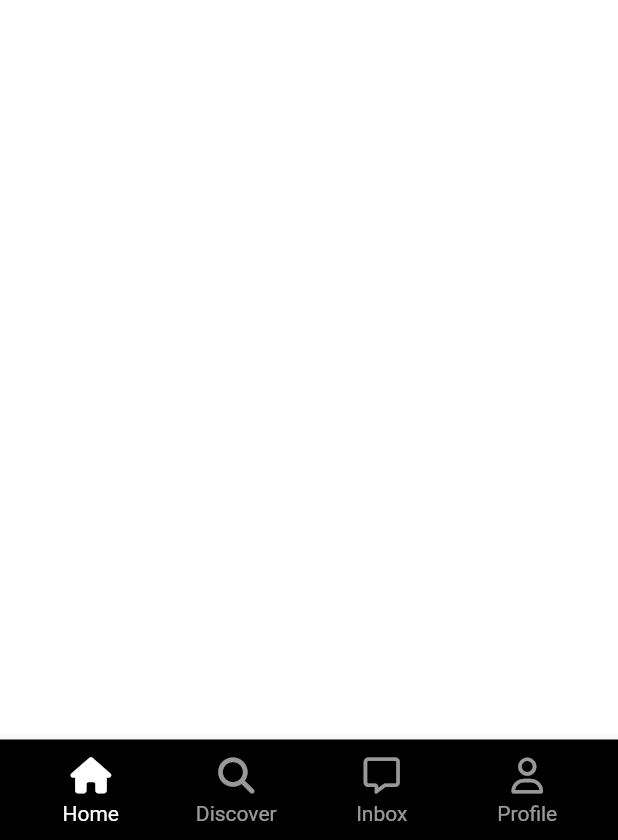
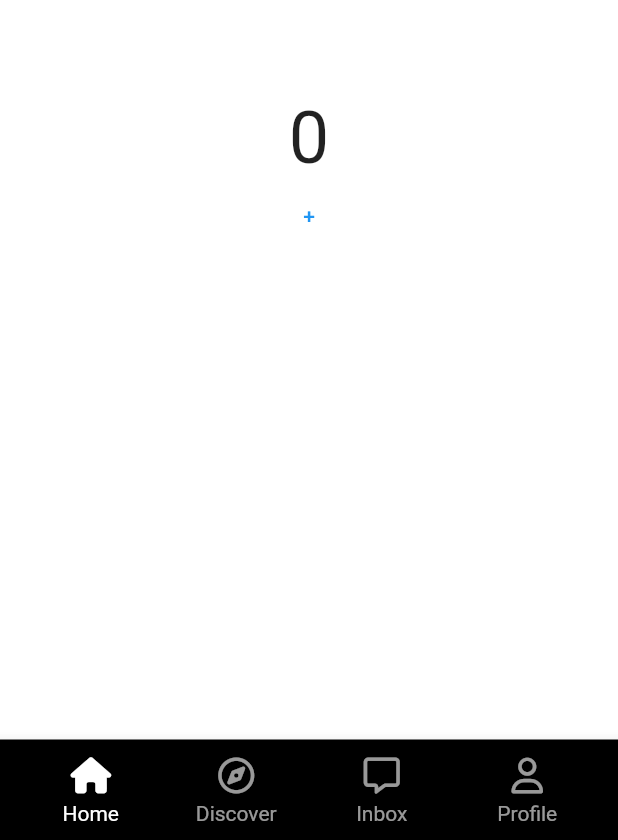
Before and after one commit to soooo-dev/tiktok_clone, a Flutter app: the screen it shows after launch, on a phone screen of 412 x 824 dp. Shown: the part 393-1233 px from the top of the screen. Run offline on Flutter 3.47's test engine with Material 2 defaults, Android fonts, the phone set to English and light mode, and no system bars; our stand-ins replace font_awesome_flutter.

Commit message:
23/11/04 Tab Navigation 4

```diff
--- a/lib/features/main_navigation/main_navigation_screen.dart
+++ b/lib/features/main_navigation/main_navigation_screen.dart
@@ -1,6 +1,7 @@
 import 'package:flutter/material.dart';
 import 'package:font_awesome_flutter/font_awesome_flutter.dart';
 import 'package:tiktok_clone/constants/sizes.dart';
+import 'package:tiktok_clone/features/main_navigation/stf_screen.dart';
 import 'package:tiktok_clone/features/main_navigation/widgets/nav_tab.dart';
 
 class MainNavigationScreen extends StatefulWidget {
@@ -13,15 +14,6 @@ class MainNavigationScreen extends StatefulWidget {
 class _MainNavigationScreenState extends State<MainNavigationScreen> {
   int _selectedIndex = 0;
 
-  final screens = [
-    const Center(
-      child: Text('Home'),
-    ),
-    const Center(
-      child: Text('Search'),
-    ),
-  ];
-
   void _onTap(int index) {
     setState(() {
       _selectedIndex = index;
@@ -31,6 +23,26 @@ class _MainNavigationScreenState extends State<MainNavigationScreen> {
   @override
   Widget build(BuildContext context) {
     return Scaffold(
+      body: Stack(
+        children: [
+          Offstage(
+            offstage: _selectedIndex != 0,
+            child: const StfScreen(),
+          ),
+          Offstage(
+            offstage: _selectedIndex != 1,
+            child: const StfScreen(),
+          ),
+          Offstage(
+            offstage: _selectedIndex != 3,
+            child: const StfScreen(),
+          ),
+          Offstage(
+            offstage: _selectedIndex != 4,
+            child: const StfScreen(),
+          ),
+        ],
+      ),
       bottomNavigationBar: BottomAppBar(
         color: Colors.black,
         child: Padding(
@@ -42,24 +54,28 @@ class _MainNavigationScreenState extends State<MainNavigationScreen> {
                 text: "Home",
                 isSelected: _selectedIndex == 0,
                 icon: FontAwesomeIcons.house,
+                selectedIcon: FontAwesomeIcons.house,
                 onTap: () => _onTap(0),
               ),
               NavTab(
                 text: "Discover",
                 isSelected: _selectedIndex == 1,
-                icon: FontAwesomeIcons.magnifyingGlass,
+                icon: FontAwesomeIcons.compass,
+                selectedIcon: FontAwesomeIcons.solidCompass,
                 onTap: () => _onTap(1),
               ),
               NavTab(
                 text: "Inbox",
                 isSelected: _selectedIndex == 3,
                 icon: FontAwesomeIcons.message,
+                selectedIcon: FontAwesomeIcons.solidMessage,
                 onTap: () => _onTap(3),
               ),
               NavTab(
                 text: "Profile",
                 isSelected: _selectedIndex == 4,
                 icon: FontAwesomeIcons.user,
+                selectedIcon: FontAwesomeIcons.solidUser,
                 onTap: () => _onTap(4),
               ),
             ],
--- /dev/null
+++ b/lib/features/main_navigation/stf_screen.dart
@@ -0,0 +1,44 @@
+import 'package:flutter/material.dart';
+
+class StfScreen extends StatefulWidget {
+  const StfScreen({super.key});
+
+  @override
+  State<StfScreen> createState() => _StfScreenState();
+}
+
+class _StfScreenState extends State<StfScreen> {
+  int _clicks = 0;
+
+  void _increase() {
+    setState(() {
+      _clicks = _clicks + 1;
+    });
+  }
+
+  @override
+  void dispose() {
+    print(_clicks);
+    super.dispose();
+  }
+
+  @override
+  Widget build(BuildContext context) {
+    print('im built!');
+    return Center(
+      child: Column(
+        mainAxisAlignment: MainAxisAlignment.center,
+        children: [
+          Text(
+            "$_clicks",
+            style: const TextStyle(fontSize: 48),
+          ),
+          TextButton(
+            onPressed: _increase,
+            child: const Text('+'),
+          )
+        ],
+      ),
+    );
+  }
+}
--- a/lib/features/main_navigation/widgets/nav_tab.dart
+++ b/lib/features/main_navigation/widgets/nav_tab.dart
@@ -10,11 +10,13 @@ class NavTab extends StatelessWidget {
     required this.isSelected,
     required this.icon,
     required this.onTap,
+    required this.selectedIcon,
   });
 
   final String text;
   final bool isSelected;
   final IconData icon;
+  final IconData selectedIcon;
   final Function onTap;
 
   @override
@@ -31,7 +33,7 @@ class NavTab extends StatelessWidget {
               mainAxisSize: MainAxisSize.min,
               children: [
                 FaIcon(
-                  icon,
+                  isSelected ? selectedIcon : icon,
                   color: Colors.white,
                 ),
                 Gaps.v5,
```
